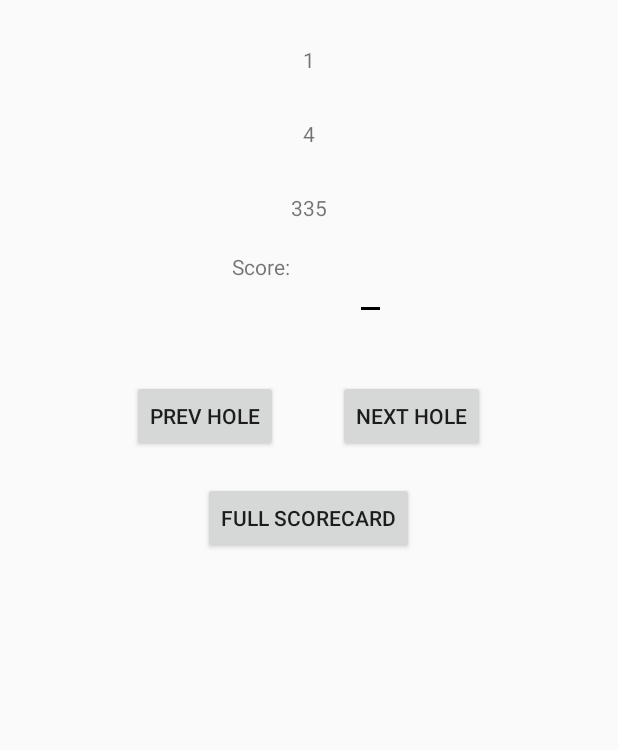
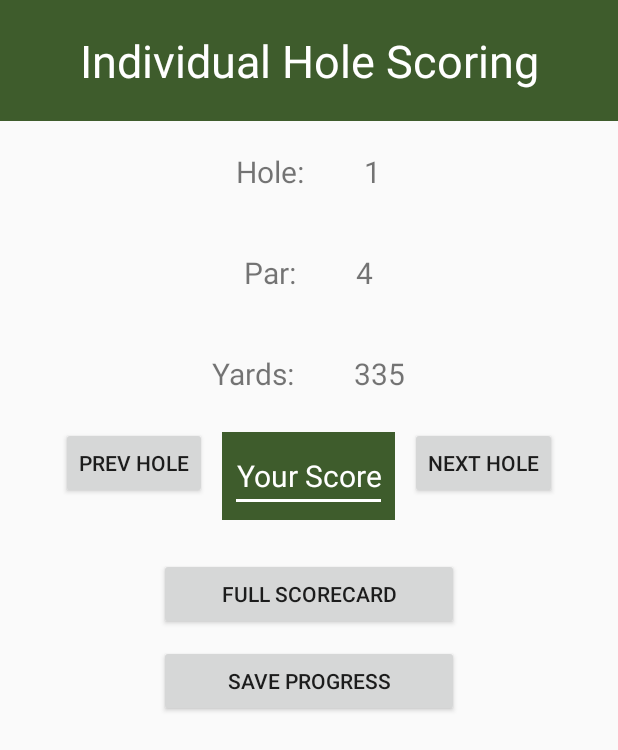
Before and after one commit to JoshAnderson4201/BendersonScorecardApp, an Android app: the IndividualHole screen opened directly, with no data from a screen before it, on a phone screen of 412 x 824 dp. Shown: the top 750 px of the screen. Run offline under Robolectric (Android 15) with nearby library versions, the phone set to English and light mode, and no system bars.

Commit message:
Updated individual hole layout.

```diff
--- a/BendersonScorecard/app/src/main/AndroidManifest.xml
+++ b/BendersonScorecard/app/src/main/AndroidManifest.xml
@@ -16,12 +16,12 @@
                 <category android:name="android.intent.category.LAUNCHER"/>
             </intent-filter>
         </activity>
+        <activity android:name=".PastRounds"/>
         <activity android:name=".IndividualHole"
                   android:screenOrientation="portrait"/>
         <activity android:name=".FullScorecard"
             android:screenOrientation="landscape"/>
-        <activity android:name=".RoundSummary">
-        </activity>
+        <activity android:name=".RoundSummary"/>
     </application>
 
 </manifest>
--- a/BendersonScorecard/app/src/main/java/com/example/ja160637/bendersonscorecard/PastRounds.java
+++ b/BendersonScorecard/app/src/main/java/com/example/ja160637/bendersonscorecard/PastRounds.java
@@ -23,9 +23,8 @@ public class PastRounds extends AppCompatActivity {
         for (int i = 0; i < IDarray.size(); i++) {
             Log.i("int value: ", Integer.toString(IDarray.get(i)));
         }
-        Log.i("test", "test2");
 
-        ArrayList<Integer> scoreArray = dbh.getScoresById(5);
+        ArrayList<Integer> scoreArray = dbh.getScoresById(1);
         for (int i = 0; i < scoreArray.size(); i++) {
             Log.i("scores for id 5: ", Integer.toString(scoreArray.get(i)) );
         }
--- a/BendersonScorecard/app/src/main/res/layout/activity_individual_hole.xml
+++ b/BendersonScorecard/app/src/main/res/layout/activity_individual_hole.xml
@@ -9,94 +9,173 @@
     android:orientation="vertical">
 
 
+    <Button
+        android:id="@+id/next"
+        android:layout_width="wrap_content"
+        android:layout_height="wrap_content"
+        android:layout_below="@+id/yardLayout"
+        android:layout_marginLeft="10dp"
+        android:layout_marginTop="2dp"
+        android:layout_toRightOf="@+id/enterScores"
+        android:onClick="nextHole"
+        android:text="Next Hole"/>
+
+    <Button
+        android:id="@+id/prev"
+        android:layout_width="wrap_content"
+        android:layout_height="wrap_content"
+        android:layout_below="@+id/yardLayout"
+        android:layout_marginRight="10dp"
+        android:layout_marginTop="2dp"
+        android:layout_toLeftOf="@+id/enterScores"
+        android:onClick="prevHole"
+        android:text="Prev Hole"/>
+
+    <TextView
+        android:id="@+id/title"
+        android:layout_width="match_parent"
+        android:layout_height="wrap_content"
+        android:layout_centerHorizontal="true"
+        android:background="@color/colorPrimary"
+        android:padding="20dp"
+        android:text="Individual Hole Scoring"
+        android:textAlignment="center"
+        android:textColor="@android:color/white"
+        android:textSize="30sp"/>
+
+    <RelativeLayout
+        android:id="@+id/holeLayout"
+        android:layout_width="match_parent"
+        android:layout_height="wrap_content"
+        android:layout_below="@+id/title"
+        android:layout_centerHorizontal="true"
+        android:gravity="center_horizontal">
+
         <TextView
             android:id="@+id/holeNumber"
             android:layout_width="wrap_content"
             android:layout_height="wrap_content"
             android:layout_centerHorizontal="true"
-        android:layout_marginTop="30dp"/>
+            android:layout_margin="20dp"
+            android:layout_toRightOf="@+id/holeNumberLabel"
+            android:textSize="20sp"/>
+
+        <TextView
+            android:id="@+id/holeNumberLabel"
+            android:layout_width="wrap_content"
+            android:layout_height="wrap_content"
+            android:layout_centerHorizontal="true"
+            android:layout_margin="20dp"
+            android:text="Hole:"
+            android:textSize="20sp"/>
+
+    </RelativeLayout>
+
+    <RelativeLayout
+        android:id="@+id/parLayout"
+        android:layout_width="match_parent"
+        android:layout_height="wrap_content"
+        android:layout_below="@+id/holeLayout"
+        android:gravity="center_horizontal">
+
+        <TextView
+            android:id="@+id/holeParLabel"
+            android:layout_width="wrap_content"
+            android:layout_height="wrap_content"
+            android:layout_below="@id/holeNumber"
+            android:layout_centerHorizontal="true"
+            android:layout_margin="20dp"
+            android:text="Par:"
+            android:textSize="20sp"/>
 
         <TextView
             android:id="@+id/holePar"
             android:layout_width="wrap_content"
             android:layout_height="wrap_content"
+            android:layout_below="@id/holeNumber"
             android:layout_centerHorizontal="true"
-        android:layout_below="@id/holeNumber"
-        android:layout_marginTop="30dp"/>
+            android:layout_margin="20dp"
+            android:layout_toRightOf="@+id/holeParLabel"
+            android:textSize="20sp"/>
+    </RelativeLayout>
+
+    <RelativeLayout
+        android:id="@+id/yardLayout"
+        android:layout_width="match_parent"
+        android:layout_height="wrap_content"
+        android:layout_below="@+id/parLayout"
+        android:gravity="center_horizontal">
+
+        <TextView
+            android:id="@+id/holeYardageLabel"
+            android:layout_width="wrap_content"
+            android:layout_height="wrap_content"
+            android:layout_below="@id/holePar"
+            android:layout_centerHorizontal="true"
+            android:layout_margin="20dp"
+            android:text="Yards:"
+            android:textSize="20sp"/>
 
         <TextView
             android:id="@+id/holeYardage"
             android:layout_width="wrap_content"
             android:layout_height="wrap_content"
+            android:layout_below="@id/holePar"
             android:layout_centerHorizontal="true"
-        android:layout_below="@id/holePar"
-        android:layout_marginTop="30dp"/>
+            android:layout_margin="20dp"
+            android:layout_toRightOf="@+id/holeYardageLabel"
+            android:textSize="20sp"/>
+
+    </RelativeLayout>
 
     <RelativeLayout
-        android:id="@+id/enter_scores"
-        android:layout_width="match_parent"
-        android:layout_height="wrap_content"
-        android:layout_centerHorizontal="true"
-        android:gravity="center"
-        android:layout_below="@+id/holeYardage">
-
-        <TextView
-            android:id="@+id/score_label"
+        android:id="@+id/enterScores"
         android:layout_width="wrap_content"
         android:layout_height="wrap_content"
-            android:layout_margin="20dp"
-            android:text="Score: "
-            />
+        android:layout_below="@+id/yardLayout"
+        android:layout_centerHorizontal="true"
+        android:layout_marginTop="5dp"
+        android:background="@color/colorPrimary"
+        android:gravity="center"
+        android:padding="5dp">
 
         <EditText
             android:id="@+id/edit_score"
             android:layout_width="wrap_content"
             android:layout_height="wrap_content"
-            android:layout_toRightOf="@+id/score_label"
+            android:layout_centerHorizontal="true"
+            android:backgroundTint="@android:color/white"
+            android:gravity="center_horizontal"
+            android:hint="Your Score"
             android:inputType="number"
-            android:layout_margin="20dp"
+            android:textAlignment="center"
+            android:textColor="@android:color/white"
+            android:textColorHint="@android:color/white"
+            android:textColorLink="@android:color/white"
+            android:textSize="20sp"
             />
 
     </RelativeLayout>
 
 
-
-    <RelativeLayout
-
-        android:id="@+id/nextOrPrev"
-        android:layout_width="match_parent"
+    <Button
+        android:id="@+id/goToScorecard"
+        android:layout_width="200dp"
         android:layout_height="wrap_content"
+        android:layout_below="@+id/enterScores"
         android:layout_centerHorizontal="true"
-        android:gravity="center"
-        android:layout_below="@id/enter_scores">
+        android:layout_marginTop="25dp"
+        android:onClick="fullScorecard"
+        android:text="Full Scorecard"/>
 
     <Button
-            android:id="@+id/prev"
-            android:layout_width="wrap_content"
+        android:id="@+id/saveRound"
+        android:layout_width="200dp"
         android:layout_height="wrap_content"
-            android:layout_margin="20dp"
-            android:text="Prev Hole"
-            android:onClick="prevHole"/>
-
-        <Button
-            android:id="@+id/next"
-            android:layout_width="wrap_content"
-            android:layout_height="wrap_content"
-            android:layout_margin="20dp"
-            android:text="Next Hole"
-            android:layout_toRightOf="@id/prev"
-            android:onClick="nextHole" />
+        android:layout_below="@+id/goToScorecard"
+        android:layout_centerHorizontal="true"
+        android:layout_margin="10dp"
+        android:onClick="fullScorecard"
+        android:text="Save Progress"/>
 
 </RelativeLayout>
-
-    <Button
-        android:id="@+id/goToScorecard"
-        android:layout_width="wrap_content"
-        android:layout_height="wrap_content"
-        android:layout_below="@+id/nextOrPrev"
-        android:layout_centerHorizontal="true"
-        android:text="Full Scorecard"
-        android:onClick="fullScorecard"
-        />
-
-</RelativeLayout>
--- a/BendersonScorecard/app/src/main/res/mipmap-anydpi-v26/ic_launcher.xml
+++ b/BendersonScorecard/app/src/main/res/mipmap-anydpi-v26/ic_launcher.xml
@@ -1,5 +1,5 @@
 <?xml version="1.0" encoding="utf-8"?>
 <adaptive-icon xmlns:android="http://schemas.android.com/apk/res/android">
     <background android:drawable="@drawable/ic_launcher_background" />
-    <foreground android:drawable="@drawable/ic_launcher_foreground" />
+
 </adaptive-icon>
--- a/BendersonScorecard/app/src/main/res/mipmap-anydpi-v26/ic_launcher_round.xml
+++ b/BendersonScorecard/app/src/main/res/mipmap-anydpi-v26/ic_launcher_round.xml
@@ -1,5 +1,4 @@
 <?xml version="1.0" encoding="utf-8"?>
 <adaptive-icon xmlns:android="http://schemas.android.com/apk/res/android">
     <background android:drawable="@drawable/ic_launcher_background" />
-    <foreground android:drawable="@drawable/ic_launcher_foreground" />
 </adaptive-icon>
```
Lines whose indentation alone changed are shown as unchanged.
